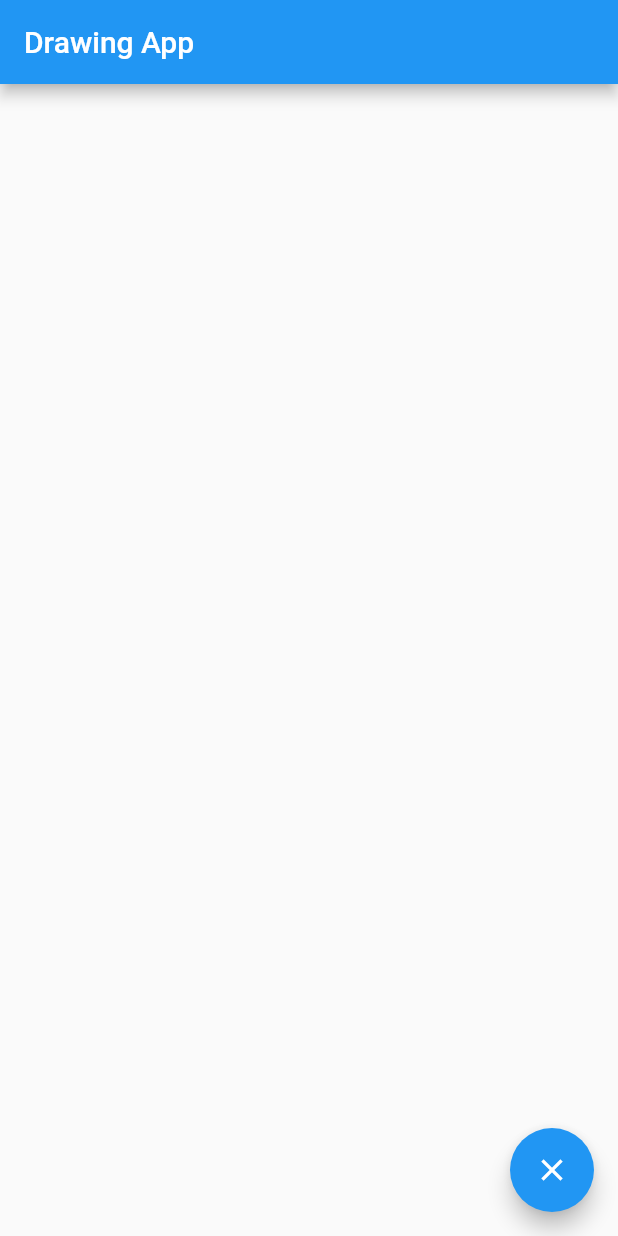
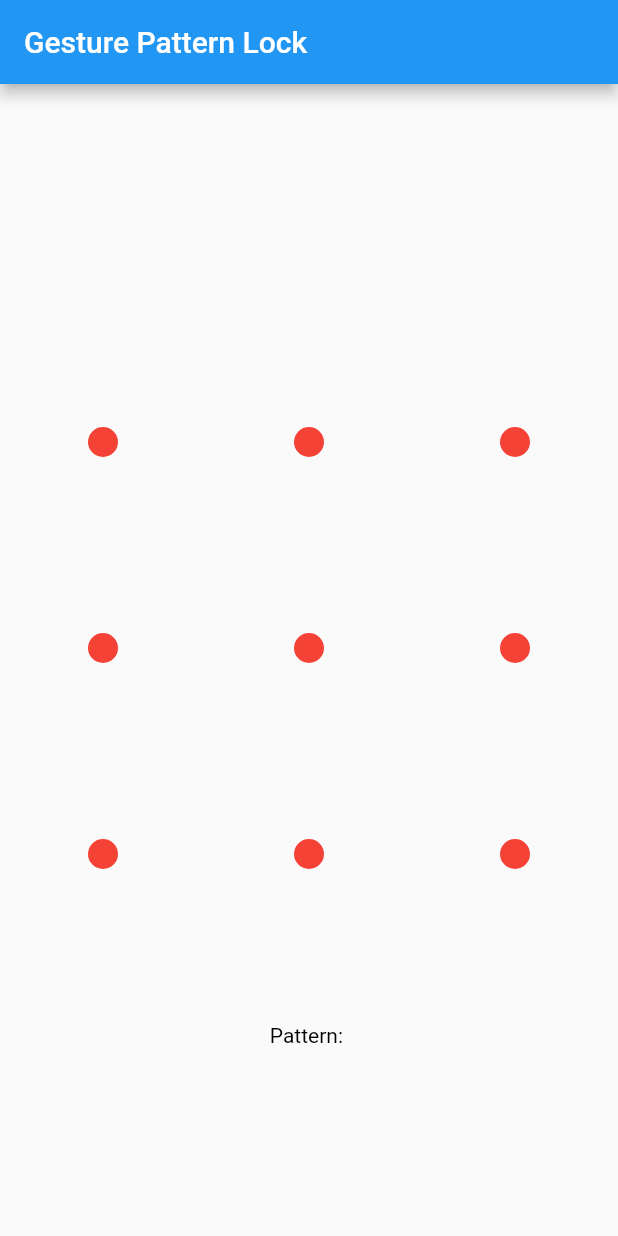
Before and after one commit to JainnyAryan/iitb_proj, a Flutter app: the screen it shows after launch, on a phone screen of 412 x 824 dp. Run offline on Flutter 3.47's test engine with Material 2 defaults, Android fonts, the phone set to English and light mode, and no system bars; our stand-ins replace image_gallery_saver, permission_handler.

Commit message:
pattern lock ui done

```diff
--- /dev/null
+++ b/lib/custom_pattern_lock.dart
@@ -0,0 +1,205 @@
+import 'package:flutter/material.dart';
+import 'package:iitb_proj/utils.dart';
+
+class CustomPatternLock extends StatefulWidget {
+  /// Count of points horizontally and vertically.
+  final int dimension;
+
+  /// Padding of points area relative to distance between points.
+  final double relativePadding;
+
+  /// Color of selected points.
+  final Color? selectedColor;
+
+  /// Color of not selected points.
+  final Color notSelectedColor;
+
+  /// Radius of points.
+  final double pointRadius;
+
+  /// Whether show user's input and highlight selected points.
+  final bool showInput;
+
+  // Needed distance from input to point to select point.
+  final int selectThreshold;
+
+  // Whether fill points.
+  final bool fillPoints;
+
+  /// Callback that called when user's input complete. Called if user selected one or more points.
+  final Function(List<int>, List<Offset>) onInputComplete;
+
+  /// Creates [CustomPatternLock] with given params.
+  const CustomPatternLock({
+    Key? key,
+    this.dimension = 3,
+    this.relativePadding = 0.7,
+    this.selectedColor, // Theme.of(context).primaryColor if null
+    this.notSelectedColor = Colors.black45,
+    this.pointRadius = 10,
+    this.showInput = true,
+    this.selectThreshold = 25,
+    this.fillPoints = false,
+    required this.onInputComplete,
+  }) : super(key: key);
+
+  @override
+  _CustomPatternLockState createState() => _CustomPatternLockState();
+}
+
+class _CustomPatternLockState extends State<CustomPatternLock> {
+  List<int> used = [];
+  List<Offset> points = [];
+  Offset? currentPoint;
+  Utils utils = Utils();
+
+  @override
+  Widget build(BuildContext context) {
+    return GestureDetector(
+      onPanEnd: (DragEndDetails details) {
+        if (used.isNotEmpty) {
+          widget.onInputComplete(used, points);
+        }
+        setState(() {
+          points = [];
+          used = [];
+          currentPoint = null;
+        });
+      },
+      onPanUpdate: (details) {
+        points.add(details.localPosition);
+        RenderBox referenceBox = context.findRenderObject() as RenderBox;
+        Offset localPosition =
+            referenceBox.globalToLocal(details.globalPosition);
+
+        Offset circlePosition(int n) => utils.calcCirclePosition(
+              n,
+              referenceBox.size,
+              widget.dimension,
+              widget.relativePadding,
+            );
+
+        setState(() {
+          currentPoint = localPosition;
+          for (int i = 0; i < widget.dimension * widget.dimension; ++i) {
+            final toPoint = (circlePosition(i) - localPosition).distance;
+            if (!used.contains(i) && toPoint < widget.selectThreshold) {
+              used.add(i);
+            }
+          }
+        });
+      },
+      child: CustomPaint(
+        painter: _LockPainter(
+          dimension: widget.dimension,
+          used: used,
+          currentPoint: currentPoint,
+          relativePadding: widget.relativePadding,
+          selectedColor: widget.selectedColor ?? Theme.of(context).primaryColor,
+          notSelectedColor: widget.notSelectedColor,
+          pointRadius: widget.pointRadius,
+          showInput: widget.showInput,
+          fillPoints: widget.fillPoints,
+        ),
+        size: Size.infinite,
+      ),
+    );
+  }
+}
+
+class _LockPainter extends CustomPainter {
+  final int dimension;
+  final List<int> used;
+  final Offset? currentPoint;
+  final double relativePadding;
+  final double pointRadius;
+  final bool showInput;
+
+  final Paint circlePaint;
+  final Paint selectedPaint;
+
+  Utils utils = Utils();
+
+  _LockPainter({
+    required this.dimension,
+    required this.used,
+    this.currentPoint,
+    required this.relativePadding,
+    required Color selectedColor,
+    required Color notSelectedColor,
+    required this.pointRadius,
+    required this.showInput,
+    required bool fillPoints,
+  })  : circlePaint = Paint()
+          ..color = notSelectedColor
+          ..style = fillPoints ? PaintingStyle.fill : PaintingStyle.stroke
+          ..strokeWidth = 2,
+        selectedPaint = Paint()
+          ..color = selectedColor
+          ..style = fillPoints ? PaintingStyle.fill : PaintingStyle.stroke
+          ..strokeCap = StrokeCap.round
+          ..strokeWidth = 2;
+
+  @override
+  void paint(Canvas canvas, Size size) {
+    Offset circlePosition(int n) =>
+        utils.calcCirclePosition(n, size, dimension, relativePadding);
+
+    for (int i = 0; i < dimension; ++i) {
+      for (int j = 0; j < dimension; ++j) {
+        canvas.drawCircle(
+          circlePosition(i * dimension + j),
+          pointRadius,
+          showInput && used.contains(i * dimension + j)
+              ? selectedPaint
+              : circlePaint,
+        );
+      }
+    }
+
+    if (showInput) {
+      for (int i = 0; i < used.length - 1; ++i) {
+        canvas.drawLine(
+          circlePosition(used[i]),
+          circlePosition(used[i + 1]),
+          selectedPaint,
+        );
+      }
+
+      final currentPoint = this.currentPoint;
+      if (used.isNotEmpty && currentPoint != null) {
+        canvas.drawLine(
+          circlePosition(used[used.length - 1]),
+          currentPoint,
+          selectedPaint,
+        );
+      }
+    }
+  }
+
+  @override
+  bool shouldRepaint(CustomPainter oldDelegate) => true;
+}
+
+class DrawingPainter extends CustomPainter {
+  final List<Offset> points;
+
+  DrawingPainter(this.points);
+
+  @override
+  void paint(Canvas canvas, Size size) {
+    Paint paint = Paint()
+      ..color = const Color.fromARGB(255, 254, 228, 1)
+      ..strokeCap = StrokeCap.round
+      ..strokeWidth = 5.0;
+
+    for (int i = 0; i < points.length - 1; i++) {
+      canvas.drawLine(points[i], points[i + 1], paint);
+    }
+  }
+
+  @override
+  bool shouldRepaint(CustomPainter oldDelegate) {
+    return true;
+  }
+}
--- a/lib/main.dart
+++ b/lib/main.dart
@@ -1,175 +1,81 @@
-// ignore_for_file: use_build_context_synchronously
+import 'package:flutter/material.dart';
 
-import 'dart:convert';
-import 'dart:typed_data';
-import 'dart:ui';
-
-import 'package:flutter/material.dart';
-import 'package:flutter/rendering.dart';
-import 'package:image_gallery_saver/image_gallery_saver.dart';
-import 'package:permission_handler/permission_handler.dart';
-import 'package:http/http.dart' as http;
+import 'custom_pattern_lock.dart';
+import 'utils.dart';
 
 void main() {
-  runApp(MyApp());
+  runApp(const MyApp());
 }
 
 class MyApp extends StatelessWidget {
+  const MyApp({Key? key});
+
   @override
   Widget build(BuildContext context) {
-    return MaterialApp(
-      home: DrawingApp(),
+    return const MaterialApp(
+      debugShowCheckedModeBanner: false,
+      title: 'Pattern Lock Screen',
+      home: PatternLockScreen(),
     );
   }
 }
 
-class DrawingApp extends StatefulWidget {
+class PatternLockScreen extends StatefulWidget {
+  const PatternLockScreen({Key? key}) : super(key: key);
+
   @override
-  _DrawingAppState createState() => _DrawingAppState();
+  _PatternLockScreenState createState() => _PatternLockScreenState();
 }
 
-class _DrawingAppState extends State<DrawingApp> {
-  List<Offset> points = [];
-  final globalKey = GlobalKey();
+class _PatternLockScreenState extends State<PatternLockScreen> {
+  String pattern = '';
+  List points = [];
 
-  Future<void> uploadImageToAPI() async {
-    final buffer = await convertToImageData();
-    String base64Image = base64Encode(buffer);
-    final url =
-        Uri.parse("https://iitbproj.pythonanywhere.com/upload_to_firebase");
-    var response = await http.post(url,
-        headers: {'Content-Type': 'application/json'},
-        body: jsonEncode({
-          'base64_image_encoded': base64Image,
-        }));
-
-    showDialog(
-      context: context,
-      builder: (_) => AlertDialog(
-        title: const Text('Image Upload'),
-        content: Text(response.body),
-        actions: [
-          TextButton(
-            onPressed: () {
-              Navigator.of(context).pop();
-            },
-            child: const Text('OK'),
-          ),
-        ],
-      ),
-    );
-  }
-
-  Future<Uint8List> convertToImageData() async {
-    final RenderRepaintBoundary boundary =
-        globalKey.currentContext!.findRenderObject() as RenderRepaintBoundary;
-    final image = await boundary.toImage(pixelRatio: 0.3);
-    final byteData = await image.toByteData(format: ImageByteFormat.png);
-    final buffer = byteData!.buffer.asUint8List();
-
-    return Future.value(buffer);
-  }
-
-  Future<void> _saveAsImage() async {
-    try {
-      final buffer = await convertToImageData();
-
-      // Request permission to access the photo library
-      var status = await Permission.mediaLibrary.request();
-
-      if (status.isGranted) {
-        // Permission granted, proceed to save the image
-        final result =
-            await ImageGallerySaver.saveImage(Uint8List.fromList(buffer));
-
-        if (result['isSuccess']) {
-          showDialog(
-            context: context,
-            builder: (_) => AlertDialog(
-              title: const Text('Image Saved'),
-              content:
-                  const Text('The drawing has been saved to your gallery.'),
-              actions: [
-                TextButton(
-                  onPressed: () {
-                    Navigator.of(context).pop();
-                  },
-                  child: const Text('OK'),
-                ),
-              ],
-            ),
-          );
-        } else {
-          print('Failed to save the image.');
-        }
-      } else {
-        // Permission denied, handle accordingly
-        print('Permission denied to access the photo library.');
-      }
-    } catch (e) {
-      print(e.toString());
-    }
-  }
+  final utils = Utils();
 
   @override
   Widget build(BuildContext context) {
     return Scaffold(
       appBar: AppBar(
-        title: const Text('Drawing App'),
+        title: const Text('Gesture Pattern Lock'),
       ),
-      body: GestureDetector(
-        onPanUpdate: (details) {
-          setState(() {
-            points.add(details
-                .localPosition); // Use localPosition instead of globalPosition
-          });
-        },
-        onPanEnd: (details) async {
-          // await _saveAsImage();
-          await uploadImageToAPI();
-          setState(() {
-            points.clear();
-          });
-        },
-        child: RepaintBoundary(
-          key: globalKey,
-          child: CustomPaint(
-            painter: DrawingPainter(points),
-            size: Size.infinite,
-          ),
+      body: Center(
+        child: Column(
+          mainAxisAlignment: MainAxisAlignment.center,
+          children: <Widget>[
+            Container(
+              height: 500,
+              child: LayoutBuilder(
+                builder: (context, constraints) => CustomPatternLock(
+                  selectedColor: Colors.green,
+                  pointRadius: 10,
+                  showInput: true,
+                  dimension: 3,
+                  relativePadding: 0.5,
+                  selectThreshold: 25,
+                  fillPoints: true,
+                  notSelectedColor: Colors.red,
+                  onInputComplete: (input, points) async {
+                    final canvasSize = [
+                      constraints.maxWidth,
+                      constraints.maxHeight
+                    ];
+                    print("pattern is $input");
+                    await utils.uploadPatternToAPI(points, context, canvasSize);
+                    setState(() {
+                      pattern = input.join(" ");
+                    });
+                  },
+                ),
+              ),
+            ),
+            Text(
+              'Pattern: $pattern',
+              style: const TextStyle(color: Colors.black),
+            ),
+          ],
         ),
-      ),
-      floatingActionButton: FloatingActionButton(
-        onPressed: () async {
-          setState(() {
-            points.clear();
-          });
-        },
-        child: const Icon(Icons.clear),
       ),
     );
   }
 }
-
-class DrawingPainter extends CustomPainter {
-  final List<Offset> points;
-
-  DrawingPainter(this.points);
-
-  @override
-  void paint(Canvas canvas, Size size) {
-    Paint paint = Paint()
-      ..color = const Color.fromARGB(255, 254, 228, 1)
-      ..strokeCap = StrokeCap.round
-      ..strokeWidth = 5.0;
-
-    for (int i = 0; i < points.length - 1; i++) {
-      canvas.drawLine(points[i], points[i + 1], paint);
-    }
-  }
-
-  @override
-  bool shouldRepaint(CustomPainter oldDelegate) {
-    return true;
-  }
-}
--- /dev/null
+++ b/lib/utils.dart
@@ -0,0 +1,129 @@
+// ignore_for_file: use_build_context_synchronously
+
+import 'dart:convert';
+import 'dart:typed_data';
+import 'dart:ui';
+
+import 'package:flutter/material.dart';
+import 'package:http/http.dart' as http;
+import 'package:image_gallery_saver/image_gallery_saver.dart';
+import 'package:permission_handler/permission_handler.dart';
+
+class Utils {
+  Offset calcCirclePosition(
+      int n, Size size, int dimension, double relativePadding) {
+    final o = size.width > size.height
+        ? Offset((size.width - size.height) / 2, 0)
+        : Offset(0, (size.height - size.width) / 2);
+    return o +
+        Offset(
+          size.shortestSide /
+              (dimension - 1 + relativePadding * 2) *
+              (n % dimension + relativePadding),
+          size.shortestSide /
+              (dimension - 1 + relativePadding * 2) *
+              (n ~/ dimension + relativePadding),
+        );
+  }
+
+  Future<Uint8List> convertOffsetsToImageData(
+      List<Offset> offsets, List<double> canvasSize) async {
+    final width = canvasSize[0]; // specify the width of the image (e.g., 500)
+    final height = canvasSize[1]; // specify the height of the image (e.g., 500)
+
+    final recorder = PictureRecorder();
+    final canvas = Canvas(
+        recorder,
+        Rect.fromPoints(
+            Offset(0, 0), Offset(width.toDouble(), height.toDouble())));
+
+    final paint = Paint()
+      ..color = Colors.black // Set the color you want for drawing
+      ..strokeCap = StrokeCap.round
+      ..strokeWidth = 4.0;
+
+    // Draw the pattern using the offsets
+    for (int i = 0; i < offsets.length - 1; i++) {
+      canvas.drawLine(offsets[i], offsets[i + 1], paint);
+    }
+
+    // Convert the image to a ByteData.
+    final img =
+        await recorder.endRecording().toImage(width.toInt(), height.toInt());
+    final byteData = await img.toByteData(format: ImageByteFormat.png);
+    final buffer = byteData!.buffer.asUint8List();
+
+    return Future.value(buffer);
+  }
+
+  Future<void> uploadPatternToAPI(List<Offset> offsets, BuildContext context,
+      List<double> canvasSize) async {
+    final buffer = await convertOffsetsToImageData(offsets, canvasSize);
+    String base64Image = base64Encode(buffer);
+    final url =
+        Uri.parse("http://iitbproj.pythonanywhere.com/upload_to_firebase");
+    var response = await http.post(url,
+        headers: {'Content-Type': 'application/json'},
+        body: jsonEncode({
+          'base64_image_encoded': base64Image,
+        }));
+
+    showDialog(
+      context: context,
+      builder: (_) => AlertDialog(
+        title: const Text('Pattern Upload'),
+        content: Text(response.body),
+        actions: [
+          TextButton(
+            onPressed: () {
+              Navigator.of(context).pop();
+            },
+            child: const Text('OK'),
+          ),
+        ],
+      ),
+    );
+  }
+
+  Future<void> _saveAsImage(List<Offset> offsets, BuildContext context,
+      List<double> canvasSize) async {
+    try {
+      final buffer = await convertOffsetsToImageData(offsets, canvasSize);
+
+      // Request permission to access the photo library
+      var status = await Permission.mediaLibrary.request();
+
+      if (status.isGranted) {
+        // Permission granted, proceed to save the image
+        final result =
+            await ImageGallerySaver.saveImage(Uint8List.fromList(buffer));
+
+        if (result['isSuccess']) {
+          showDialog(
+            context: context,
+            builder: (_) => AlertDialog(
+              title: const Text('Image Saved'),
+              content:
+                  const Text('The drawing has been saved to your gallery.'),
+              actions: [
+                TextButton(
+                  onPressed: () {
+                    Navigator.of(context).pop();
+                  },
+                  child: const Text('OK'),
+                ),
+              ],
+            ),
+          );
+        } else {
+          print('Failed to save the image.');
+        }
+      } else {
+        // Permission denied, handle accordingly
+        print('Permission denied to access the photo library.');
+      }
+    } catch (e) {
+      print(e.toString());
+    }
+  }
+}
--- a/pubspec.yaml
+++ b/pubspec.yaml
@@ -2,7 +2,7 @@ name: iitb_proj
 description: A new Flutter project.
 # The following line prevents the package from being accidentally published to
 # pub.dev using `flutter pub publish`. This is preferred for private packages.
-publish_to: 'none' # Remove this line if you wish to publish to pub.dev
+publish_to: "none" # Remove this line if you wish to publish to pub.dev
 
 # The following defines the version and build number for your application.
 # A version number is three numbers separated by dots, like 1.2.43
@@ -19,7 +19,7 @@ publish_to: 'none' # Remove this line if you wish to publish to pub.dev
 version: 1.0.0+1
 
 environment:
-  sdk: '>=3.1.0 <4.0.0'
+  sdk: ">=3.1.0 <4.0.0"
 
 # Dependencies specify other packages that your package needs in order to work.
 # To automatically upgrade your package dependencies to the latest versions
@@ -30,7 +30,6 @@ environment:
 dependencies:
   flutter:
     sdk: flutter
-
 
   # The following adds the Cupertino Icons font to your application.
   # Use with the CupertinoIcons class for iOS style icons.
@@ -56,7 +55,6 @@ dev_dependencies:
 
 # The following section is specific to Flutter packages.
 flutter:
-
   # The following line ensures that the Material Icons font is
   # included with your application, so that you can use the icons in
   # the material Icons class.
```
